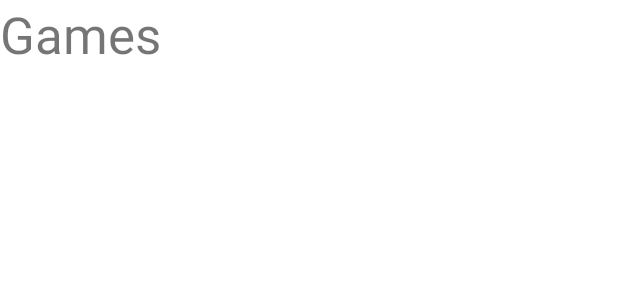
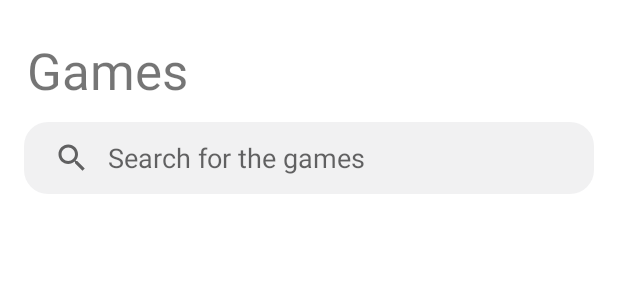
Before and after one commit to yekmonoone/game_library, an Android app: the layout fragment_games.xml on its own in the app's theme, with its tools: preview values and no code run, on a phone screen of 412 x 824 dp. Shown: the top 300 px of the screen. Run offline under Robolectric (Android 15) with nearby library versions, the phone set to English and light mode, and no system bars.

Commit message:
search bar, Games.kt -> recyclerview added

```diff
--- a/app/src/main/java/com/example/game_library_project/Games.kt
+++ b/app/src/main/java/com/example/game_library_project/Games.kt
@@ -5,6 +5,7 @@ import androidx.fragment.app.Fragment
 import android.view.LayoutInflater
 import android.view.View
 import android.view.ViewGroup
+import com.example.game_library_project.databinding.FragmentGamesBinding
 
 // TODO: Rename parameter arguments, choose names that match
 // the fragment initialization parameters, e.g. ARG_ITEM_NUMBER
@@ -27,6 +28,7 @@ class Games : Fragment() {
             param1 = it.getString(ARG_PARAM1)
             param2 = it.getString(ARG_PARAM2)
         }
+
     }
 
     override fun onCreateView(
--- /dev/null
+++ b/app/src/main/res/drawable/searchview_background.xml
@@ -0,0 +1,11 @@
+<?xml version="1.0" encoding="utf-8"?>
+<shape xmlns:android="http://schemas.android.com/apk/res/android"
+        android:shape="rectangle">
+
+    <corners
+        android:radius="16dp"/>
+    <solid
+        android:color="#1F8E8E93"/>
+
+
+</shape>
--- a/app/src/main/res/layout/fragment_games.xml
+++ b/app/src/main/res/layout/fragment_games.xml
@@ -1,16 +1,47 @@
 <?xml version="1.0" encoding="utf-8"?>
-<FrameLayout xmlns:android="http://schemas.android.com/apk/res/android"
+<androidx.constraintlayout.widget.ConstraintLayout xmlns:android="http://schemas.android.com/apk/res/android"
+    xmlns:app="http://schemas.android.com/apk/res-auto"
     xmlns:tools="http://schemas.android.com/tools"
+    android:id="@+id/frameLayout"
     android:layout_width="match_parent"
     android:layout_height="match_parent"
     tools:context=".Games">
 
     <!-- TODO: Update blank fragment layout -->
+
     <TextView
-        android:layout_width="wrap_content"
+        android:id="@+id/textView"
+        android:layout_width="376dp"
+        android:layout_height="57dp"
+        android:layout_marginTop="24dp"
+        android:text="Games"
+        android:textSize="34sp"
+        app:layout_constraintEnd_toEndOf="parent"
+        app:layout_constraintStart_toStartOf="parent"
+        app:layout_constraintTop_toTopOf="parent" />
+
+    <SearchView
+        android:id="@+id/searchView"
+        android:layout_width="match_parent"
         android:layout_height="wrap_content"
-        android:text="Games"
-        android:textSize="34dp"
+        android:queryHint="Search for the games"
+        android:iconifiedByDefault="false"
+        android:layout_marginHorizontal="16dp"
+        android:layout_marginTop="0dp"
+        android:layout_marginBottom="16dp"
+        app:layout_constraintTop_toBottomOf="@+id/textView"
+        android:background="@drawable/searchview_background"
+        android:queryBackground="@android:color/transparent"
+
         />
 
-</FrameLayout>
+    <androidx.recyclerview.widget.RecyclerView
+        android:id="@+id/recyclerView"
+        android:layout_width="match_parent"
+        android:layout_height="wrap_content"
+        android:layout_marginStart="16dp"
+        android:layout_marginEnd="16dp"
+        android:layout_marginBottom="35dp"
+        app:layout_constraintTop_toBottomOf="@+id/searchView" />
+
+</androidx.constraintlayout.widget.ConstraintLayout>
```
